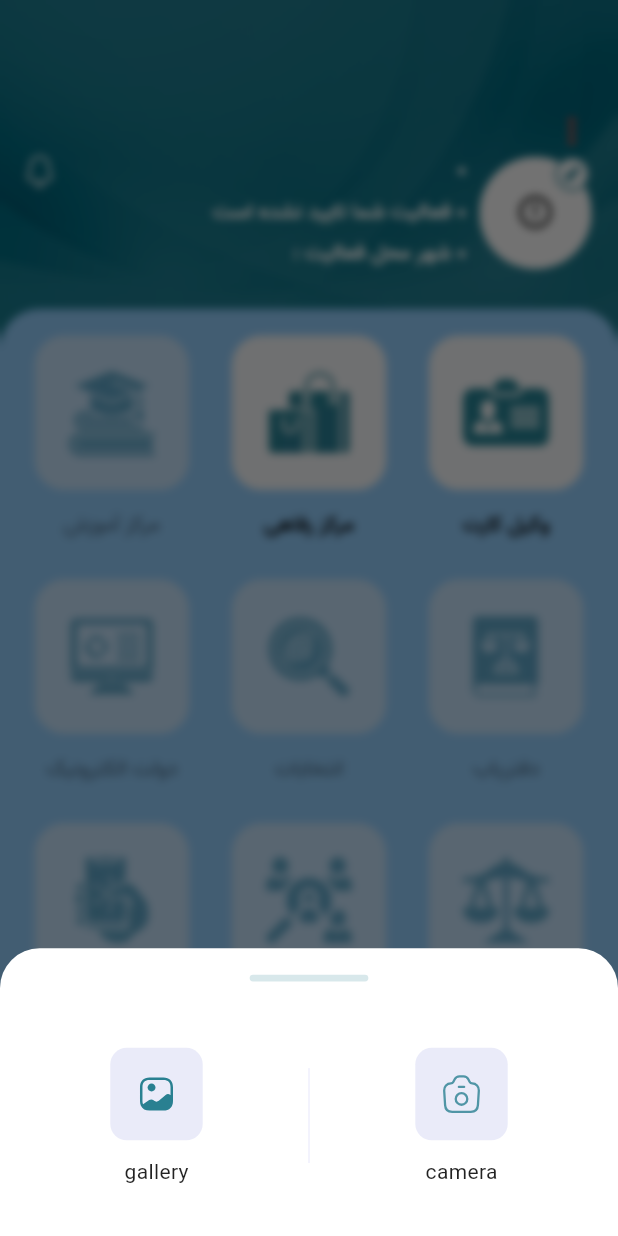
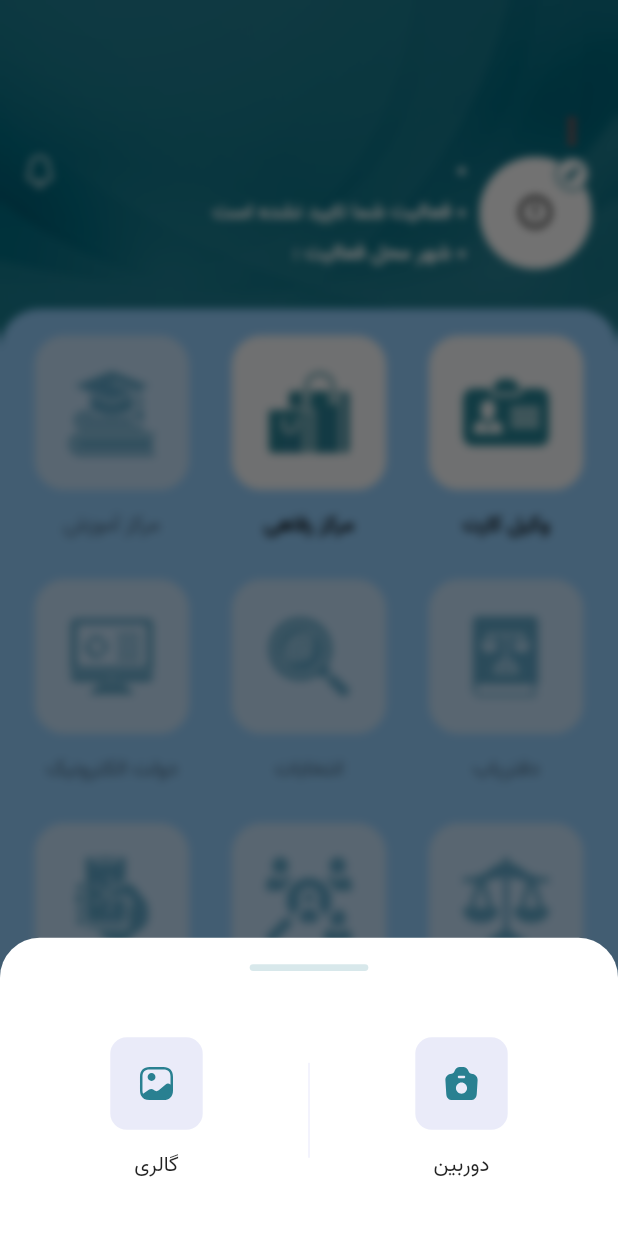
Before and after one commit to mraslamiii/lowyer_electronic, a Flutter app: the HomePage screen opened by its route, after a tap on the "more vert" icon, after a tap on the "error outline" icon, on a phone screen of 412 x 824 dp. Run offline on Flutter 3.47's test engine with Material 2 defaults, Android fonts, the phone set to English and light mode, and no system bars; drawn by our look-alikes of cached_network_image; our stand-ins replace adaptive_dialog, animated_splash_screen, connectivity_plus, dio, dotted_border, flutter_screenutil and 12 more; missing offline and left inert: flutter_osm_plugin, qr_code_scanner; accounts and stored records are empty; network calls fail; statements that could not run were skipped; project files that could hold a hidden picture were left out.

Commit message:
first commity

```diff
--- a/lib/view/base/home_page/controller/home_controller.dart
+++ b/lib/view/base/home_page/controller/home_controller.dart
@@ -6,9 +6,7 @@ import 'package:image_cropper/image_cropper.dart';
 import 'package:image_picker/image_picker.dart';
 import 'package:kanoon_dadgostari/enums/result_enum.dart';
 import 'package:kanoon_dadgostari/enums/snackbar_type.dart';
-import 'package:kanoon_dadgostari/models/base/base_response.dart';
 import 'package:kanoon_dadgostari/utilites/show_result.dart';
-
 import '../../../../models/base/upload_model.dart';
 import '../../../../repo/sec/auth_repo.dart';
 import '../../../../service/preferences_service.dart';
@@ -31,6 +29,8 @@ class HomeController extends GetxController {
       sourcePath: pickedFile?.path ?? "",
     );
     file.value = fileCropped!;
+    upLoadAvatar(file.value);
+
   }
 
   Future<void> openGallery() async {
--- a/lib/view/base/home_page/page/home_page.dart
+++ b/lib/view/base/home_page/page/home_page.dart
@@ -137,14 +137,14 @@ class HomePage extends StatelessWidget {
                                                             standardSize,
                                                           ),
                                                           child: SvgPicture.asset(
-                                                            "assets/icons/ic_camera.svg",
+                                                            "assets/icons/camera.svg",
                                                             color: theme.primaryColor,
                                                             width: iconSizeMedium,
                                                             height: iconSizeMedium,
                                                           ),
                                                         ),
                                                         SizedBox(height: smallSize),
-                                                        Text("camera".tr),
+                                                        const Text("دوربین"),
                                                       ],
                                                     ),
                                                   ),
@@ -194,7 +194,7 @@ class HomePage extends StatelessWidget {
                                                           ),
                                                         ),
                                                         SizedBox(height: smallSize),
-                                                        Text("gallery".tr),
+                                                        const Text('گالری'),
                                                       ],
                                                     ),
                                                   ),
--- a/lib/view/user/lowyer_card_page/controller/lawyer_controller.dart
+++ b/lib/view/user/lowyer_card_page/controller/lawyer_controller.dart
@@ -103,6 +103,8 @@ class LawyerController extends GetxController {
         }
       }
     } catch (e) {
+      requestNewCard.value = false;
+      update();
       showTheResult(
           resultType: SnackbarType.error,
           showTheResultType: ShowTheResultType.snackBar,
```
Also changed, not shown: assets/icons/camera.svg (added), assets/icons/ic_camera_bold.svg (added).
